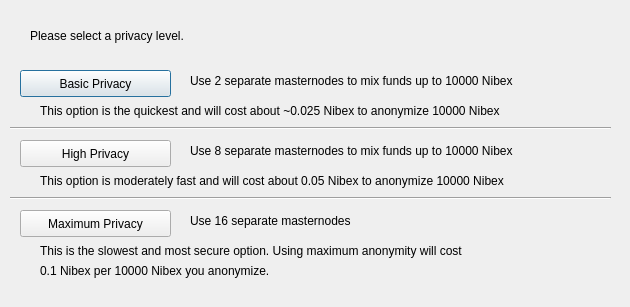
Above: src/qt/forms/obfuscationconfig.ui from eboot/Zix before the change. Below: the same form after it.
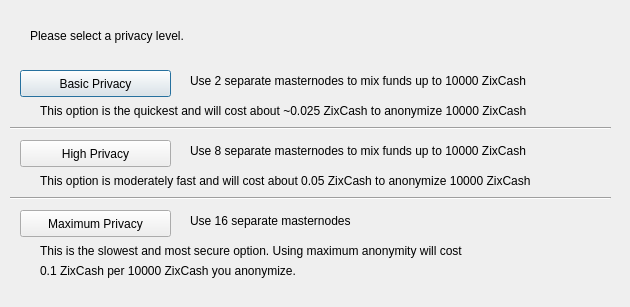
That is the form after the change.

The edit to the form file:
```diff
--- a/src/qt/forms/obfuscationconfig.ui
+++ b/src/qt/forms/obfuscationconfig.ui
@@ -75,7 +75,7 @@
     </rect>
    </property>
    <property name="text">
-    <string>Use 2 separate masternodes to mix funds up to 10000 Nibex</string>
+    <string>Use 2 separate masternodes to mix funds up to 10000 ZixCash</string>
    </property>
   </widget>
   <widget class="QLabel" name="label_3">
@@ -88,7 +88,7 @@
     </rect>
    </property>
    <property name="text">
-    <string>Use 8 separate masternodes to mix funds up to 10000 Nibex</string>
+    <string>Use 8 separate masternodes to mix funds up to 10000 ZixCash</string>
    </property>
   </widget>
   <widget class="QLabel" name="label_4">
@@ -114,7 +114,7 @@
     </rect>
    </property>
    <property name="text">
-    <string>This option is the quickest and will cost about ~0.025 Nibex to anonymize 10000 Nibex</string>
+    <string>This option is the quickest and will cost about ~0.025 ZixCash to anonymize 10000 ZixCash</string>
    </property>
   </widget>
   <widget class="QLabel" name="label_7">
@@ -127,7 +127,7 @@
     </rect>
    </property>
    <property name="text">
-    <string>This option is moderately fast and will cost about 0.05 Nibex to anonymize 10000 Nibex</string>
+    <string>This option is moderately fast and will cost about 0.05 ZixCash to anonymize 10000 ZixCash</string>
    </property>
   </widget>
   <widget class="QLabel" name="label_8">
@@ -153,7 +153,7 @@
     </rect>
    </property>
    <property name="text">
-    <string>0.1 Nibex per 10000 Nibex you anonymize.</string>
+    <string>0.1 ZixCash per 10000 ZixCash you anonymize.</string>
    </property>
   </widget>
   <widget class="Line" name="line">
```
